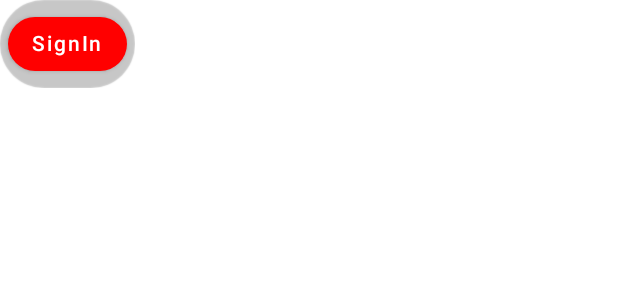
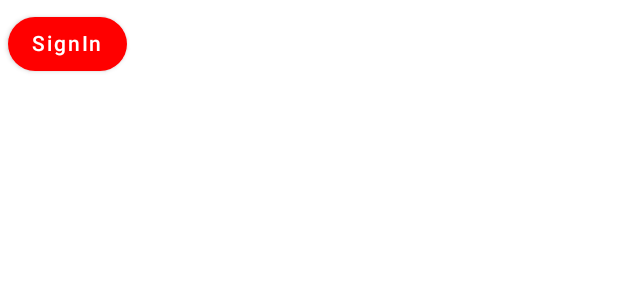
Before and after one commit to MateuszW95/ComposeDemo, an Android app built with Jetpack Compose: the @Preview function SignInFullButtonPreview, on a phone screen of 412 x 824 dp. Shown: the top 300 px of the screen. Run offline under Robolectric (Android 15) with nearby library versions, the phone set to English and light mode, and no system bars; pictures from the network do not load.

Commit message:
Remove ugly shadow

```diff
--- a/app/src/main/java/com/mwdev/composedemoapp/ui/member/LandingScreen.kt
+++ b/app/src/main/java/com/mwdev/composedemoapp/ui/member/LandingScreen.kt
@@ -78,7 +78,6 @@ fun FullButton(text: String, onClickAction: () -> Unit) {
         ),
         shape = RoundedCornerShape(percent = 50),
         modifier = Modifier
-            .shadow(0.1.dp, RoundedCornerShape(percent = 50))
             .padding(5.dp)
     ) {
         Text(
```
